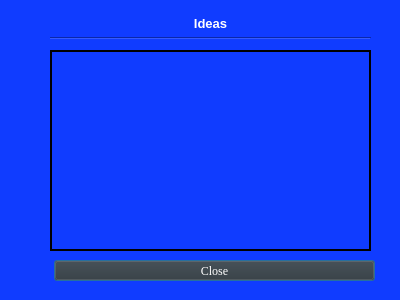
Qt form LookIdeas.ui (mustafaberat/ARU-Submarine) before a commit.
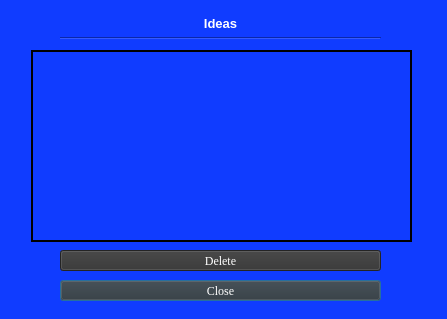
The same form after that commit.

What changed in the file:
```diff
--- a/LookIdeas.ui
+++ b/LookIdeas.ui
@@ -6,8 +6,8 @@
    <rect>
     <x>0</x>
     <y>0</y>
-    <width>400</width>
-    <height>300</height>
+    <width>447</width>
+    <height>319</height>
    </rect>
   </property>
   <property name="windowTitle">
@@ -21,7 +21,7 @@
   <widget class="QLabel" name="GetTicketTitle">
    <property name="geometry">
     <rect>
-     <x>50</x>
+     <x>60</x>
      <y>16</y>
      <width>321</width>
      <height>16</height>
@@ -31,47 +31,10 @@
     <string>&lt;html&gt;&lt;head/&gt;&lt;body&gt;&lt;p align=&quot;center&quot;&gt;&lt;span style=&quot; font-size:10pt; font-weight:600;&quot;&gt;Ideas&lt;/span&gt;&lt;/p&gt;&lt;/body&gt;&lt;/html&gt;</string>
    </property>
   </widget>
-  <widget class="QPushButton" name="closeButton">
-   <property name="geometry">
-    <rect>
-     <x>54</x>
-     <y>260</y>
-     <width>321</width>
-     <height>21</height>
-    </rect>
-   </property>
-   <property name="font">
-    <font>
-     <family>Georgia</family>
-    </font>
-   </property>
-   <property name="cursor">
-    <cursorShape>PointingHandCursor</cursorShape>
-   </property>
-   <property name="styleSheet">
-    <string notr="true">background-color: #333333;</string>
-   </property>
-   <property name="text">
-    <string>Close</string>
-   </property>
-  </widget>
-  <widget class="QTableView" name="tableView">
-   <property name="geometry">
-    <rect>
-     <x>50</x>
-     <y>50</y>
-     <width>321</width>
-     <height>201</height>
-    </rect>
-   </property>
-   <property name="styleSheet">
-    <string notr="true">border: 2px solid black</string>
-   </property>
-  </widget>
   <widget class="Line" name="GetTicketLine">
    <property name="geometry">
     <rect>
-     <x>50</x>
+     <x>60</x>
      <y>30</y>
      <width>321</width>
      <height>16</height>
@@ -81,6 +44,67 @@
     <enum>Qt::Horizontal</enum>
    </property>
   </widget>
+  <widget class="QTableWidget" name="tableWidget">
+   <property name="geometry">
+    <rect>
+     <x>31</x>
+     <y>50</y>
+     <width>381</width>
+     <height>192</height>
+    </rect>
+   </property>
+   <property name="styleSheet">
+    <string notr="true">border: 2px solid black</string>
+   </property>
+  </widget>
+  <widget class="QPushButton" name="closeButton">
+   <property name="geometry">
+    <rect>
+     <x>60</x>
+     <y>280</y>
+     <width>321</width>
+     <height>21</height>
+    </rect>
+   </property>
+   <property name="font">
+    <font>
+     <family>Georgia</family>
+    </font>
+   </property>
+   <property name="cursor">
+    <cursorShape>PointingHandCursor</cursorShape>
+   </property>
+   <property name="styleSheet">
+    <string notr="true">background-color: #333333;</string>
+   </property>
+   <property name="text">
+    <string>Close</string>
+   </property>
+  </widget>
+  <widget class="QPushButton" name="deleteButton">
+   <property name="geometry">
+    <rect>
+     <x>60</x>
+     <y>250</y>
+     <width>321</width>
+     <height>21</height>
+    </rect>
+   </property>
+   <property name="font">
+    <font>
+     <family>Georgia</family>
+    </font>
+   </property>
+   <property name="cursor">
+    <cursorShape>PointingHandCursor</cursorShape>
+   </property>
+   <property name="styleSheet">
+    <string notr="true">background-color: #333333;</string>
+   </property>
+   <property name="text">
+    <string>Delete</string>
+   </property>
+  </widget>
  </widget>
  <resources/>
  <connections/>
```
